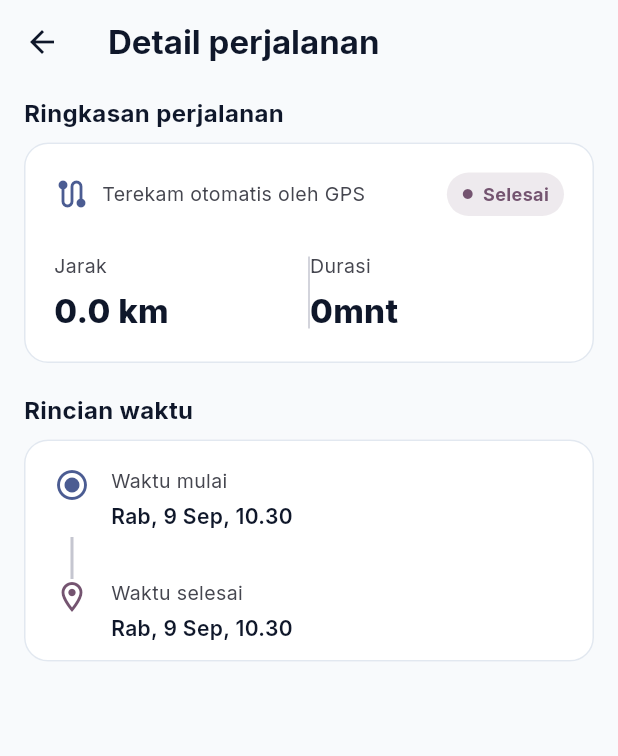
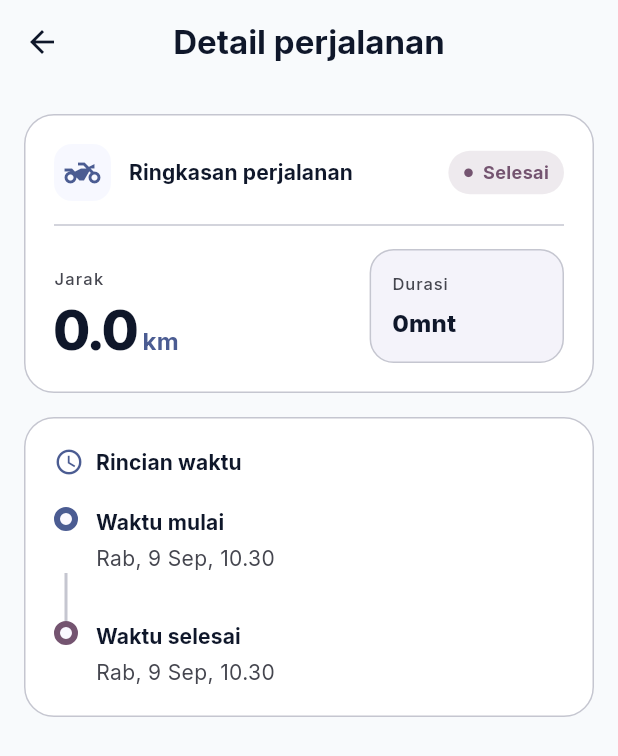
Before and after one commit to RyoFPS/odomate, a Flutter app: the RideDetailScreen screen opened directly with empty values, on a phone screen of 412 x 824 dp. Shown: the top 756 px of the screen. Run offline on Flutter 3.47's test engine with Material 3 defaults, Android fonts, the light colour scheme and no system bars; our stand-ins replace flutter_local_notifications, geolocator, google_fonts, image_picker, sqflite; accounts and stored records are empty.

Commit message:
style: align ride detail with Stitch

```diff
--- a/lib/src/screens/ride_detail_screen.dart
+++ b/lib/src/screens/ride_detail_screen.dart
@@ -6,6 +6,7 @@ import '../i18n/app_localizations.dart';
 
 class RideDetailScreen extends StatelessWidget {
   final Ride ride;
+
   const RideDetailScreen({super.key, required this.ride});
 
   @override
@@ -13,7 +14,6 @@ class RideDetailScreen extends StatelessWidget {
     final l10n = AppLocalizations.of(context);
     final active =
         ride.endedAt == null || ride.endedAt!.isBefore(ride.startedAt);
-    final scheme = Theme.of(context).colorScheme;
     final duration = active
         ? l10n.t('active_status')
         : formatRideDuration(
@@ -21,18 +21,41 @@ class RideDetailScreen extends StatelessWidget {
             hourSuffix: l10n.t('hours_unit'),
             minuteSuffix: l10n.t('minutes_unit'),
           );
+
     return Scaffold(
       appBar: AppBar(
+        centerTitle: true,
         title: Text(
           l10n.t('ride_detail'),
           style: const TextStyle(fontWeight: FontWeight.w700),
         ),
       ),
       body: ListView(
-        padding: const EdgeInsets.fromLTRB(16, 8, 16, 24),
+        padding: const EdgeInsets.fromLTRB(16, 20, 16, 32),
         children: [
-          _sectionLabel(l10n.t('ride_summary')),
-          Card(
+          _summaryCard(context, l10n, active, duration),
+          const SizedBox(height: 16),
+          _timelineCard(context, l10n, active),
+        ],
+      ),
+    );
+  }
+
+  Widget _summaryCard(
+    BuildContext context,
+    AppLocalizations l10n,
+    bool active,
+    String duration,
+  ) {
+    final theme = Theme.of(context);
+    final colors = theme.colorScheme;
+
+    return Card(
+      margin: EdgeInsets.zero,
+      shape: RoundedRectangleBorder(
+        borderRadius: BorderRadius.circular(20),
+        side: BorderSide(color: colors.outlineVariant),
+      ),
       child: Padding(
         padding: const EdgeInsets.all(20),
         child: Column(
@@ -40,73 +63,166 @@ class RideDetailScreen extends StatelessWidget {
           children: [
             Row(
               children: [
-                      Icon(Icons.route_rounded, color: scheme.primary),
-                      const SizedBox(width: 8),
+                Container(
+                  width: 38,
+                  height: 38,
+                  decoration: BoxDecoration(
+                    color: colors.primaryContainer.withValues(alpha: .22),
+                    borderRadius: BorderRadius.circular(12),
+                  ),
+                  child: Icon(Icons.two_wheeler, color: colors.primary),
+                ),
+                const SizedBox(width: 12),
                 Expanded(
                   child: Text(
-                          l10n.t('gps_recorded'),
-                          style: TextStyle(
-                            color: scheme.onSurfaceVariant,
-                            fontSize: 13,
+                    l10n.t('ride_summary'),
+                    maxLines: 1,
+                    overflow: TextOverflow.ellipsis,
+                    style: theme.textTheme.titleSmall?.copyWith(
+                      fontWeight: FontWeight.w700,
                     ),
                   ),
                 ),
-                      _statusPill(context, active, l10n),
+                const SizedBox(width: 8),
+                _statusPill(context, l10n, active),
               ],
             ),
-                  const SizedBox(height: 24),
+            const Divider(height: 32),
             Row(
+              crossAxisAlignment: CrossAxisAlignment.end,
               children: [
+                Expanded(flex: 3, child: _distanceMetric(context, l10n)),
+                const SizedBox(width: 16),
                 Expanded(
-                        child: _metric(
-                          context,
-                          l10n.t('distance'),
-                          '${ride.distanceKm.toStringAsFixed(1)} km',
+                  flex: 2,
+                  child: Container(
+                    padding: const EdgeInsets.all(14),
+                    decoration: BoxDecoration(
+                      color: colors.surfaceContainerLow,
+                      borderRadius: BorderRadius.circular(16),
+                      border: Border.all(color: colors.outlineVariant),
+                    ),
+                    child: Column(
+                      crossAxisAlignment: CrossAxisAlignment.start,
+                      children: [
+                        Text(
+                          l10n.t('duration'),
+                          style: theme.textTheme.labelSmall?.copyWith(
+                            color: colors.onSurfaceVariant,
+                            letterSpacing: .6,
                           ),
                         ),
-                      Container(
-                        width: 1,
-                        height: 48,
-                        color: scheme.outlineVariant,
+                        const SizedBox(height: 6),
+                        Text(
+                          duration,
+                          maxLines: 2,
+                          overflow: TextOverflow.ellipsis,
+                          style: theme.textTheme.titleMedium?.copyWith(
+                            fontWeight: FontWeight.w800,
                           ),
-                      Expanded(
-                        child: _metric(context, l10n.t('duration'), duration),
+                        ),
+                      ],
+                    ),
+                  ),
                 ),
               ],
             ),
           ],
         ),
       ),
+    );
+  }
+
+  Widget _distanceMetric(BuildContext context, AppLocalizations l10n) {
+    final theme = Theme.of(context);
+    final colors = theme.colorScheme;
+
+    return Column(
+      crossAxisAlignment: CrossAxisAlignment.start,
+      children: [
+        Text(
+          l10n.t('distance'),
+          style: theme.textTheme.labelSmall?.copyWith(
+            color: colors.onSurfaceVariant,
+            letterSpacing: .8,
+          ),
+        ),
+        const SizedBox(height: 4),
+        FittedBox(
+          fit: BoxFit.scaleDown,
+          alignment: Alignment.centerLeft,
+          child: Text.rich(
+            TextSpan(
+              text: ride.distanceKm.toStringAsFixed(1),
+              children: [
+                TextSpan(
+                  text: ' km',
+                  style: theme.textTheme.titleMedium?.copyWith(
+                    color: colors.primary,
+                    fontWeight: FontWeight.w700,
+                  ),
+                ),
+              ],
+            ),
+            style: theme.textTheme.displaySmall?.copyWith(
+              fontWeight: FontWeight.w800,
+              letterSpacing: -1.5,
+            ),
+          ),
+        ),
+      ],
+    );
+  }
+
+  Widget _timelineCard(
+    BuildContext context,
+    AppLocalizations l10n,
+    bool active,
+  ) {
+    final theme = Theme.of(context);
+    final colors = theme.colorScheme;
+
+    return Card(
+      margin: EdgeInsets.zero,
+      shape: RoundedRectangleBorder(
+        borderRadius: BorderRadius.circular(20),
+        side: BorderSide(color: colors.outlineVariant),
+      ),
+      child: Padding(
+        padding: const EdgeInsets.all(20),
+        child: Column(
+          crossAxisAlignment: CrossAxisAlignment.start,
+          children: [
+            Row(
+              children: [
+                Icon(Icons.schedule_outlined, size: 20, color: colors.primary),
+                const SizedBox(width: 8),
+                Text(
+                  l10n.t('ride_timeline'),
+                  style: theme.textTheme.titleSmall?.copyWith(
+                    fontWeight: FontWeight.w700,
+                  ),
+                ),
+              ],
             ),
             const SizedBox(height: 20),
-          _sectionLabel(l10n.t('ride_timeline')),
-          Card(
-            child: Padding(
-              padding: const EdgeInsets.fromLTRB(20, 18, 20, 8),
-              child: Column(
-                children: [
             _timelineRow(
               context,
-                    icon: Icons.radio_button_checked,
-                    color: scheme.primary,
+              color: colors.primary,
               label: l10n.t('started_at'),
               value: _dateTime(context, ride.startedAt),
             ),
             Padding(
-                    padding: const EdgeInsets.only(left: 11),
-                    child: Align(
-                      alignment: Alignment.centerLeft,
+              padding: const EdgeInsets.only(left: 7),
               child: Container(
                 width: 2,
-                        height: 28,
-                        color: scheme.outlineVariant,
-                      ),
+                height: 32,
+                color: colors.outlineVariant,
               ),
             ),
             _timelineRow(
               context,
-                    icon: Icons.location_on_outlined,
-                    color: active ? scheme.primary : scheme.tertiary,
+              color: active ? colors.primary : colors.tertiary,
               label: l10n.t('ended_at'),
               value: active
                   ? l10n.t('active_status')
@@ -115,45 +231,13 @@ class RideDetailScreen extends StatelessWidget {
           ],
         ),
       ),
-          ),
-        ],
-      ),
     );
   }
 
-  Widget _sectionLabel(String text) => Padding(
-        padding: const EdgeInsets.only(bottom: 8),
-        child: Text(
-          text,
-          style: const TextStyle(fontSize: 16, fontWeight: FontWeight.w700),
-        ),
-      );
+  Widget _statusPill(BuildContext context, AppLocalizations l10n, bool active) {
+    final colors = Theme.of(context).colorScheme;
+    final color = active ? colors.primary : colors.tertiary;
 
-  Widget _metric(BuildContext context, String label, String value) => Column(
-        crossAxisAlignment: CrossAxisAlignment.start,
-        children: [
-          Text(
-            label,
-            style: TextStyle(
-              color: Theme.of(context).colorScheme.onSurfaceVariant,
-              fontSize: 13,
-            ),
-          ),
-          const SizedBox(height: 4),
-          Text(
-            value,
-            style: const TextStyle(fontSize: 22, fontWeight: FontWeight.w800),
-          ),
-        ],
-      );
-
-  Widget _statusPill(
-    BuildContext context,
-    bool active,
-    AppLocalizations l10n,
-  ) {
-    final scheme = Theme.of(context).colorScheme;
-    final color = active ? scheme.primary : scheme.tertiary;
     return DecoratedBox(
       decoration: BoxDecoration(
         color: color.withValues(alpha: .12),
@@ -164,7 +248,7 @@ class RideDetailScreen extends StatelessWidget {
         child: Row(
           mainAxisSize: MainAxisSize.min,
           children: [
-            Icon(Icons.circle, size: 8, color: color),
+            Icon(Icons.circle, size: 7, color: color),
             const SizedBox(width: 6),
             Text(
               active ? l10n.t('active_status') : l10n.t('completed_status'),
@@ -182,45 +266,54 @@ class RideDetailScreen extends StatelessWidget {
 
   Widget _timelineRow(
     BuildContext context, {
-    required IconData icon,
     required Color color,
     required String label,
     required String value,
-  }) => Row(
+  }) {
+    final theme = Theme.of(context);
+
+    return Row(
       crossAxisAlignment: CrossAxisAlignment.start,
       children: [
-          Icon(icon, color: color, size: 24),
-          const SizedBox(width: 14),
+        Container(
+          width: 16,
+          height: 16,
+          decoration: BoxDecoration(
+            color: theme.colorScheme.surface,
+            shape: BoxShape.circle,
+            border: Border.all(color: color, width: 4),
+          ),
+        ),
+        const SizedBox(width: 12),
         Expanded(
-            child: Padding(
-              padding: const EdgeInsets.only(bottom: 4),
           child: Column(
             crossAxisAlignment: CrossAxisAlignment.start,
             children: [
               Text(
                 label,
-                    style: TextStyle(
-                      color: Theme.of(context).colorScheme.onSurfaceVariant,
-                      fontSize: 13,
+                style: theme.textTheme.labelLarge?.copyWith(
+                  fontWeight: FontWeight.w700,
                 ),
               ),
               const SizedBox(height: 4),
               Text(
                 value,
-                    style: const TextStyle(fontWeight: FontWeight.w600),
+                style: theme.textTheme.bodyMedium?.copyWith(
+                  color: theme.colorScheme.onSurfaceVariant,
+                ),
               ),
             ],
           ),
         ),
-          ),
       ],
     );
+  }
 
   static String _dateTime(BuildContext context, DateTime value) {
     final local = value.toLocal();
-    final date = MaterialLocalizations.of(context).formatMediumDate(local);
-    final time = MaterialLocalizations.of(context)
-        .formatTimeOfDay(TimeOfDay.fromDateTime(local));
+    final material = MaterialLocalizations.of(context);
+    final date = material.formatMediumDate(local);
+    final time = material.formatTimeOfDay(TimeOfDay.fromDateTime(local));
     return '$date, $time';
   }
 }
```
Lines whose indentation alone changed are shown as unchanged.
